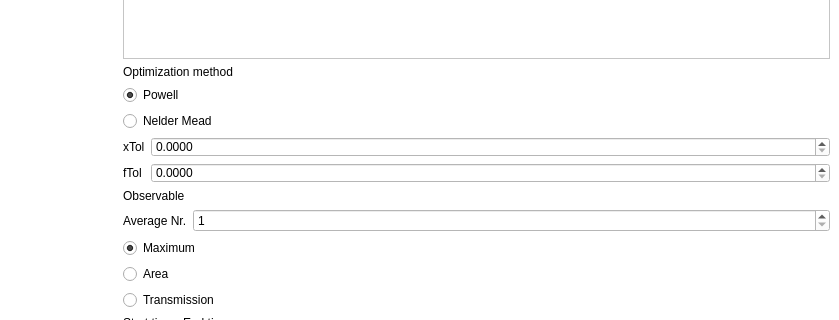
This is sceleton.ui in MathPhysSim/Pyhonic-Optimization as Qt 5 draws it before an edit; both pictures show x 392 to 1231 and y 134 to 454 of the 1231 by 884 pixel window. The edited form follows.
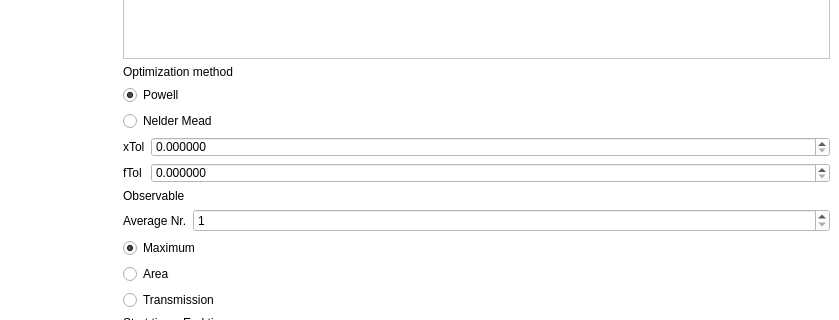
This is the edited form. Icons and pictures are not drawn. Custom widgets are drawn as their Qt base class.

What changed in the file:
```diff
--- a/sceleton.ui
+++ b/sceleton.ui
@@ -520,7 +520,7 @@
              </size>
             </property>
             <property name="decimals">
-             <number>4</number>
+             <number>6</number>
             </property>
             <property name="minimum">
              <double>0.000000000000000</double>
@@ -549,7 +549,7 @@
              </size>
             </property>
             <property name="decimals">
-             <number>4</number>
+             <number>6</number>
             </property>
             <property name="minimum">
              <double>0.000000000000000</double>
```
Left out of the diff: 4 changed lines with no effect on the pictures.
